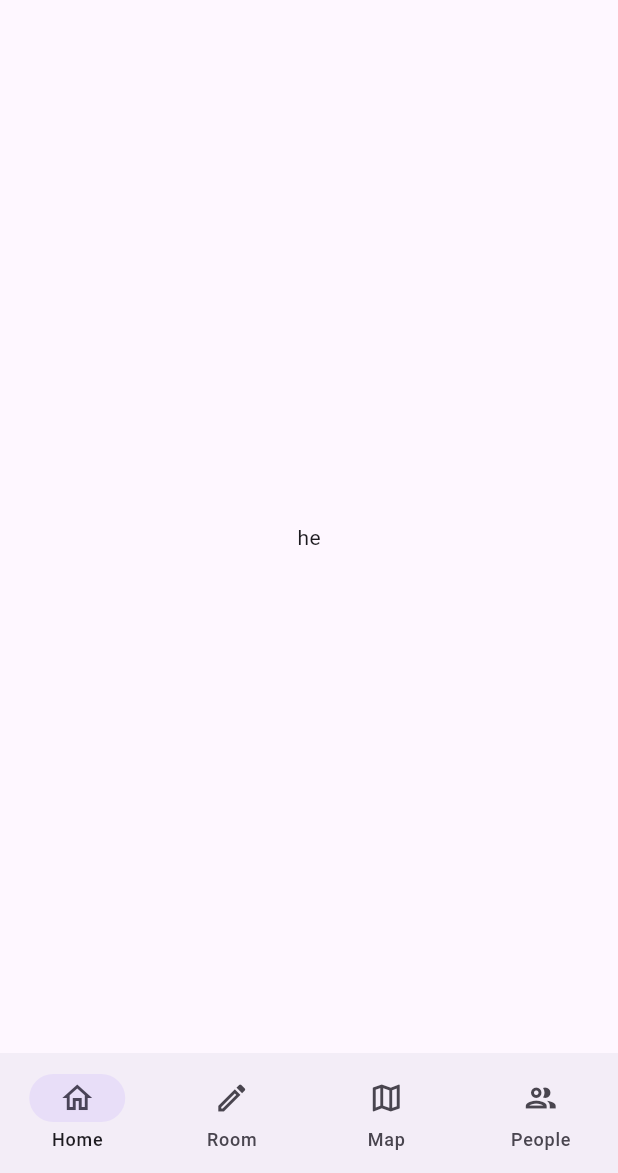
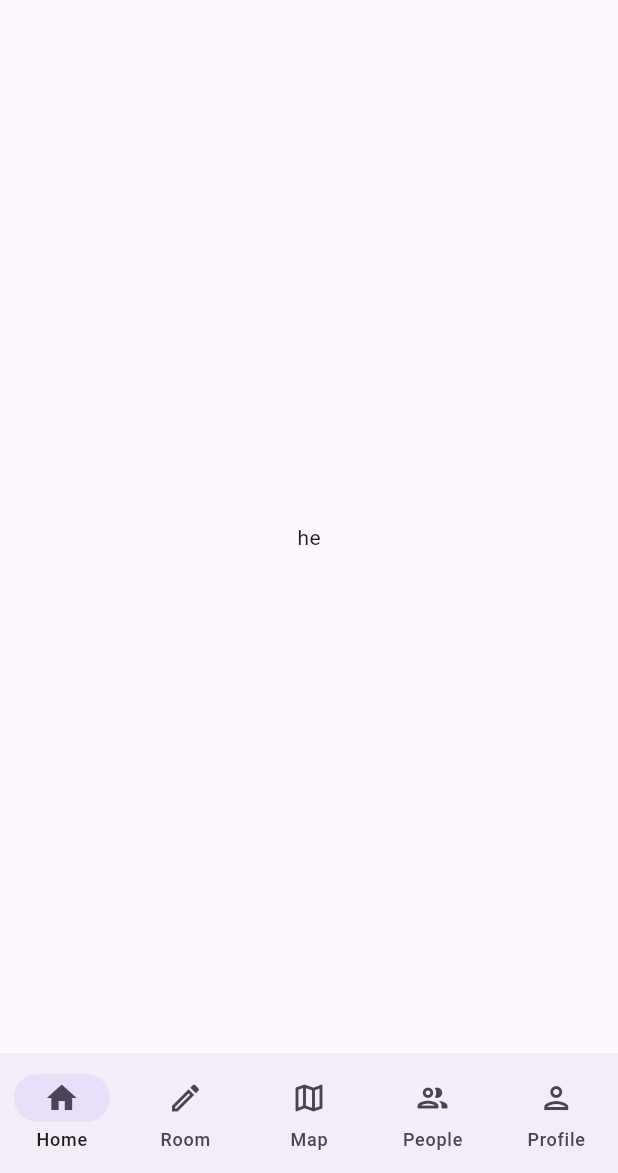
Before and after one commit to githubcuaan/bidart, a Flutter app: the screen it shows after launch, on a phone screen of 412 x 824 dp, the part 63-1236 px from its top. Run offline on Flutter 3.47's test engine with Material 3 defaults, Android fonts, the phone set to English and light mode, and no system bars.

Commit message:
feat: add Profile scaffold

```diff
--- a/lib/screens/main_screen.dart
+++ b/lib/screens/main_screen.dart
@@ -1,6 +1,7 @@
 import 'package:bidart/screens/home.dart';
 import 'package:bidart/screens/maps.dart';
 import 'package:bidart/screens/people.dart';
+import 'package:bidart/screens/profile.dart';
 import 'package:bidart/screens/rooms/rooms.dart';
 import 'package:bidart/widgets/naviBar.dart';
 import 'package:flutter/material.dart';
@@ -14,7 +15,7 @@ class Mainscreen extends StatefulWidget {
 
 class _MainscreenState extends State<Mainscreen> {
   int _indexSelected = 0;
-  static const _titles = ["Bidart", "Rooms", "Map", "People"];
+  static const _titles = ["Bidart", "Rooms", "Map", "People", "Profile"];
 
   @override
   Widget build(BuildContext context) {
@@ -22,7 +23,7 @@ class _MainscreenState extends State<Mainscreen> {
       appBar: AppBar(title: Text(_titles[_indexSelected])),
       body: IndexedStack(
         index: _indexSelected,
-        children: [Home(), Rooms(), Maps(), People()],
+        children: [Home(), Rooms(), Maps(), People(), Profile()],
       ),
       bottomNavigationBar: Navibar(
         selectedIndex: _indexSelected,
--- /dev/null
+++ b/lib/screens/profile.dart
@@ -0,0 +1,10 @@
+import 'package:flutter/material.dart';
+
+class Profile extends StatelessWidget {
+  const Profile({super.key});
+
+  @override
+  Widget build(BuildContext context) {
+    return Center(child: Text('profile'));
+  }
+}
--- a/lib/widgets/naviBar.dart
+++ b/lib/widgets/naviBar.dart
@@ -16,12 +16,30 @@ class Navibar extends StatelessWidget {
       selectedIndex: _selectedIndex,
       onDestinationSelected: _onDestinationSelected,
       destinations: const [
-        NavigationDestination(icon: Icon(Icons.home_outlined), label: 'Home'),
-        NavigationDestination(icon: Icon(Icons.create_outlined), label: 'Room'),
-        NavigationDestination(icon: Icon(Icons.map_outlined), label: 'Map'),
+        NavigationDestination(
+          icon: Icon(Icons.home_outlined),
+          selectedIcon: Icon(Icons.home),
+          label: 'Home',
+        ),
+        NavigationDestination(
+          icon: Icon(Icons.create_outlined),
+          selectedIcon: Icon(Icons.create),
+          label: 'Room',
+        ),
+        NavigationDestination(
+          icon: Icon(Icons.map_outlined),
+          selectedIcon: Icon(Icons.map),
+          label: 'Map',
+        ),
         NavigationDestination(
           icon: Icon(Icons.people_outlined),
+          selectedIcon: Icon(Icons.people),
           label: 'People',
+        ),
+        NavigationDestination(
+          icon: Icon(Icons.person_outlined),
+          selectedIcon: Icon(Icons.person),
+          label: 'Profile',
         ),
       ],
     );
```
